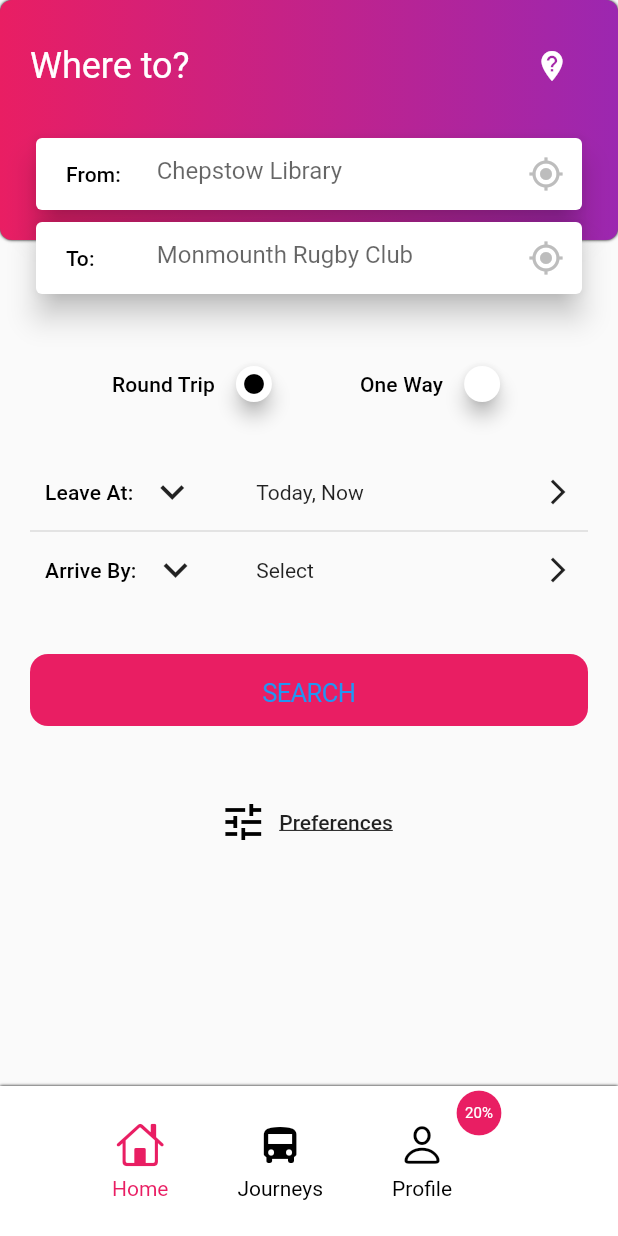
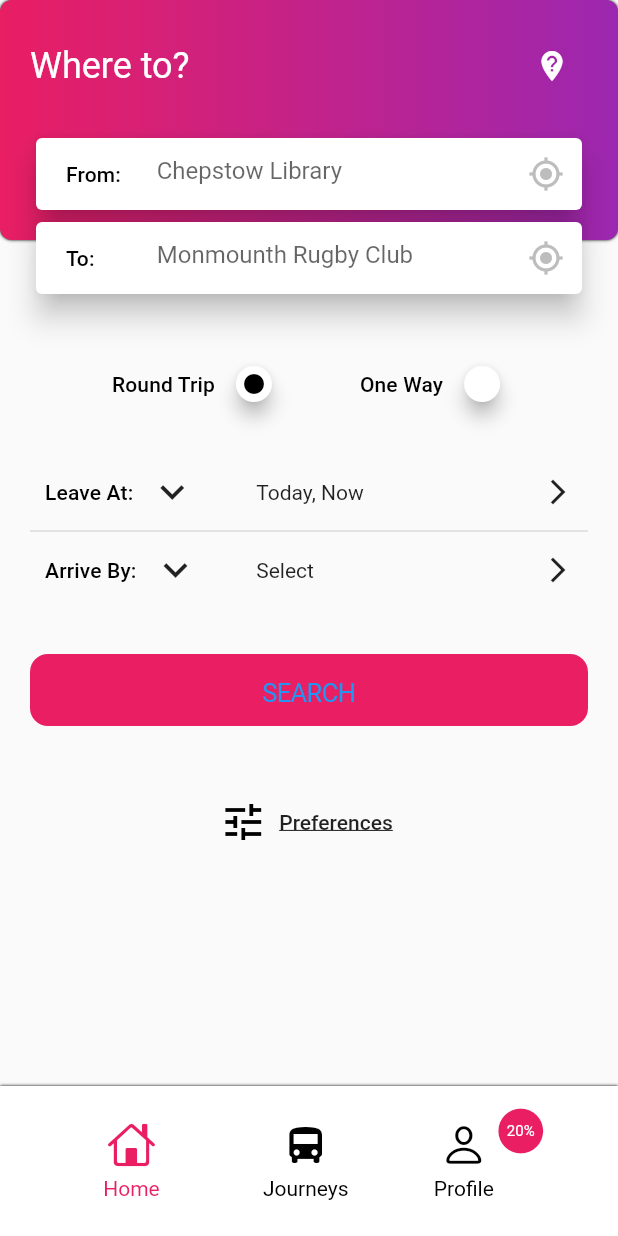
Before and after one commit to magicpro97/flutter_interview, a Flutter app: the screen it shows after launch, on a phone screen of 412 x 824 dp. Run offline on Flutter 3.47's test engine with Material 2 defaults, Android fonts, the phone set to English and light mode, and no system bars.

Commit message:
Make some beauty

```diff
--- a/lib/main.dart
+++ b/lib/main.dart
@@ -143,7 +143,7 @@ class MyHomePage extends StatelessWidget {
             border: Border()),
         height: 100.0,
         child: Row(
-          mainAxisAlignment: MainAxisAlignment.center,
+          mainAxisAlignment: MainAxisAlignment.spaceEvenly,
           children: <Widget>[
             BottomBarButton(
               label: 'Home',
@@ -183,10 +183,10 @@ class BottomBarButton extends StatelessWidget {
   @override
   Widget build(BuildContext context) {
     return Padding(
-      padding: const EdgeInsets.symmetric(horizontal: 5.0),
+      padding: EdgeInsets.only(left: promoteText != null ? 10.0 : 22.0),
       child: Row(
         mainAxisSize: MainAxisSize.min,
-        crossAxisAlignment: CrossAxisAlignment.start,
+        crossAxisAlignment: CrossAxisAlignment.center,
         children: <Widget>[
           Column(
             mainAxisAlignment: MainAxisAlignment.center,
@@ -205,23 +205,28 @@ class BottomBarButton extends StatelessWidget {
               )
             ],
           ),
-          Stack(
+          if (promoteText != null)
+            Padding(
+              padding: const EdgeInsets.only(bottom: 40.0),
+              child: Stack(
                 alignment: Alignment.center,
                 children: <Widget>[
                   Icon(
                     Icons.lens,
-                color: promoteText != null ? Colors.pink : Colors.white,
+                    color: Colors.pink,
                     size: 36.0,
                   ),
                   Text(
                     promoteText ?? '20%',
-                style: Theme.of(context)
+                    style: Theme
+                        .of(context)
                         .textTheme
                         .body1
                         .copyWith(color: Colors.white, fontSize: 10.0),
                     textAlign: TextAlign.center,
                   ),
                 ],
+              ),
             )
         ],
       ),
```
Lines whose indentation alone changed are shown as unchanged.
